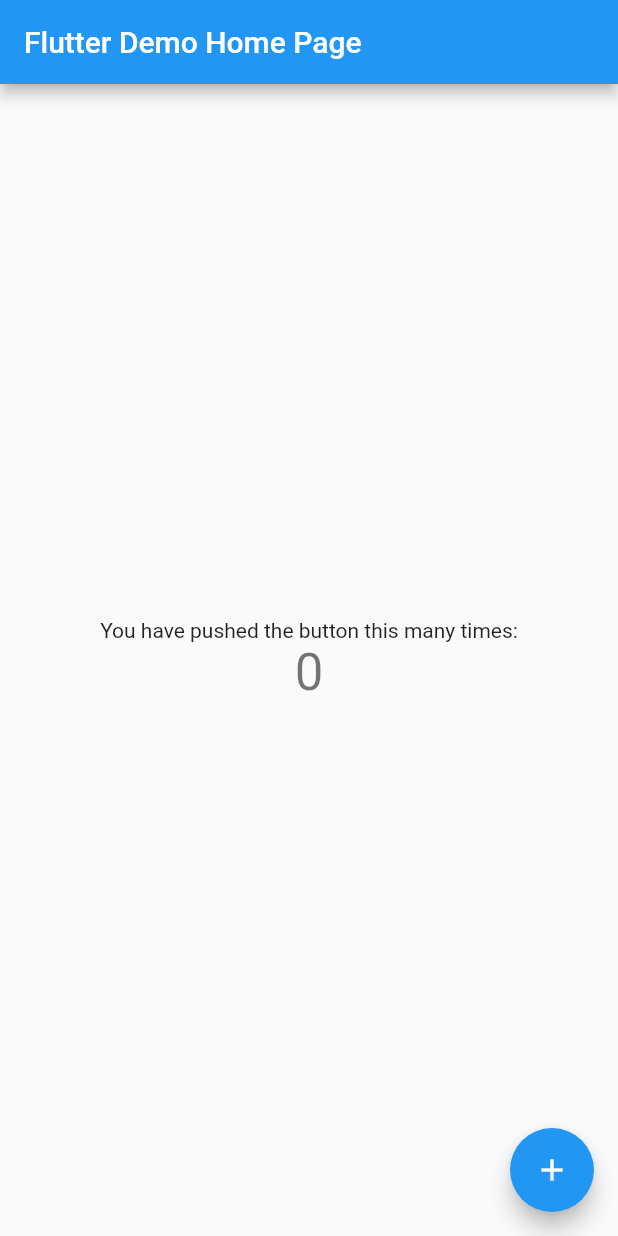
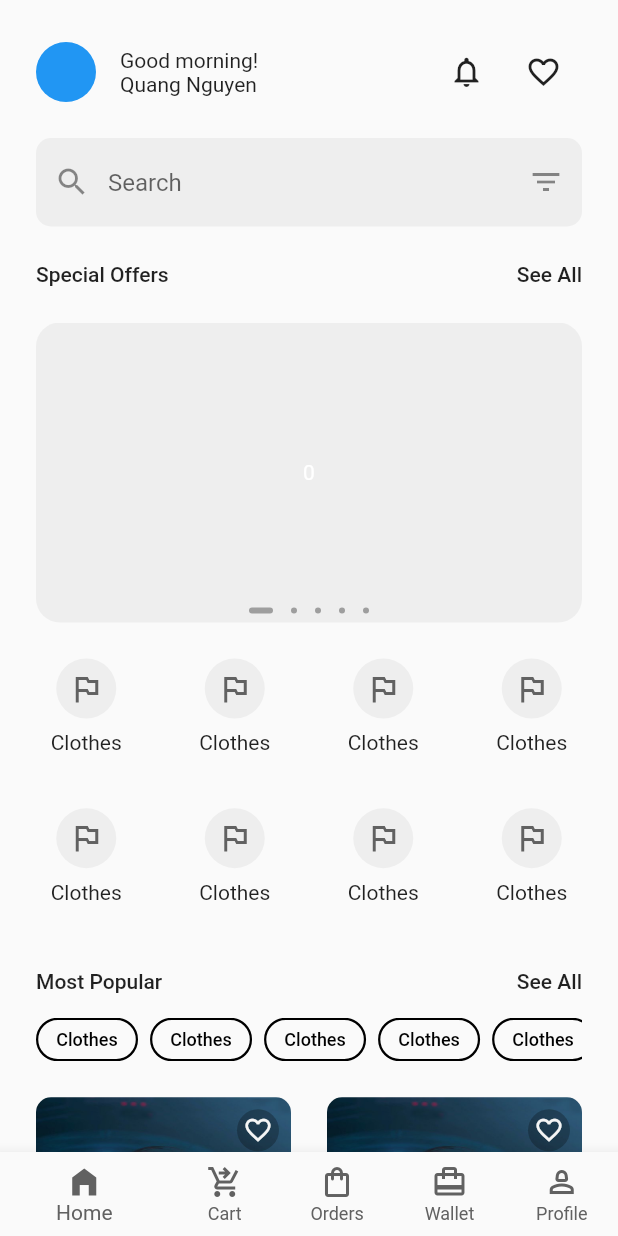
Before and after one commit to quangnm91/eco_app, a Flutter app: the screen it shows after launch, on a phone screen of 412 x 824 dp. Run offline on Flutter 3.47's test engine with Material 2 defaults, Android fonts, the phone set to English and light mode, and no system bars; drawn by our look-alikes of carousel_slider, dots_indicator; our stand-ins replace equatable, flutter_bloc, get_it.

Commit message:
create home screen

```diff
--- /dev/null
+++ b/lib/core/errors/exceptions.dart
@@ -0,0 +1,15 @@
+class RemoteException implements Exception {
+  String errorCode;
+  String errorMessage;
+  int httpStatus;
+
+  RemoteException(
+      {required this.errorCode,
+      required this.errorMessage,
+      required this.httpStatus});
+}
+
+const socketException = "SOCKET_EXCEPTION";
+const timeoutExpcetion = "TIMEOUT_EXCEPTION";
+const unknownException = "UNKNOWN_EXCEPTION";
+const internalServerError = "INTERNAL_SERVER_ERROR";
--- /dev/null
+++ b/lib/core/errors/failures.dart
@@ -0,0 +1,6 @@
+abstract class Failure {
+  String message;
+  String title;
+
+  Failure({required this.message, required this.title});
+}
--- /dev/null
+++ b/lib/core/utils/prefs_helper.dart
@@ -0,0 +1,2 @@
+class UtilPreferences {
+}
--- a/lib/injector.dart
+++ b/lib/injector.dart
@@ -0,0 +1,9 @@
+import 'package:get_it/get_it.dart';
+
+// enum InjectorState { NotInit, WasInit }
+
+GetIt getIt = GetIt.instance;
+
+var injector = GetIt.asNewInstance();
+
+initInjector() {}
--- a/lib/main.dart
+++ b/lib/main.dart
@@ -1,3 +1,4 @@
+import 'package:eco_app/presentation/scenes/home/home_page.dart';
 import 'package:flutter/material.dart';
 
 void main() {
@@ -13,103 +14,9 @@
     return MaterialApp(
       title: 'Flutter Demo',
       theme: ThemeData(
-        // This is the theme of your application.
-        //
-        // Try running your application with "flutter run". You'll see the
-        // application has a blue toolbar. Then, without quitting the app, try
-        // changing the primarySwatch below to Colors.green and then invoke
-        // "hot reload" (press "r" in the console where you ran "flutter run",
-        // or simply save your changes to "hot reload" in a Flutter IDE).
-        // Notice that the counter didn't reset back to zero; the application
-        // is not restarted.
-        primarySwatch: Colors.blue,
+        primarySwatch: Colors.grey,
       ),
-      home: const MyHomePage(title: 'Flutter Demo Home Page'),
+      home: const HomeScreen(),
     );
   }
 }
-
-class MyHomePage extends StatefulWidget {
-  const MyHomePage({super.key, required this.title});
-
-  // This widget is the home page of your application. It is stateful, meaning
-  // that it has a State object (defined below) that contains fields that affect
-  // how it looks.
-
-  // This class is the configuration for the state. It holds the values (in this
-  // case the title) provided by the parent (in this case the App widget) and
-  // used by the build method of the State. Fields in a Widget subclass are
-  // always marked "final".
-
-  final String title;
-
-  @override
-  State<MyHomePage> createState() => _MyHomePageState();
-}
-
-class _MyHomePageState extends State<MyHomePage> {
-  int _counter = 0;
-
-  void _incrementCounter() {
-    setState(() {
-      // This call to setState tells the Flutter framework that something has
-      // changed in this State, which causes it to rerun the build method below
-      // so that the display can reflect the updated values. If we changed
-      // _counter without calling setState(), then the build method would not be
-      // called again, and so nothing would appear to happen.
-      _counter++;
-    });
-  }
-
-  @override
-  Widget build(BuildContext context) {
-    // This method is rerun every time setState is called, for instance as done
-    // by the _incrementCounter method above.
-    //
-    // The Flutter framework has been optimized to make rerunning build methods
-    // fast, so that you can just rebuild anything that needs updating rather
-    // than having to individually change instances of widgets.
-    return Scaffold(
-      appBar: AppBar(
-        // Here we take the value from the MyHomePage object that was created by
-        // the App.build method, and use it to set our appbar title.
-        title: Text(widget.title),
-      ),
-      body: Center(
-        // Center is a layout widget. It takes a single child and positions it
-        // in the middle of the parent.
-        child: Column(
-          // Column is also a layout widget. It takes a list of children and
-          // arranges them vertically. By default, it sizes itself to fit its
-          // children horizontally, and tries to be as tall as its parent.
-          //
-          // Invoke "debug painting" (press "p" in the console, choose the
-          // "Toggle Debug Paint" action from the Flutter Inspector in Android
-          // Studio, or the "Toggle Debug Paint" command in Visual Studio Code)
-          // to see the wireframe for each widget.
-          //
-          // Column has various properties to control how it sizes itself and
-          // how it positions its children. Here we use mainAxisAlignment to
-          // center the children vertically; the main axis here is the vertical
-          // axis because Columns are vertical (the cross axis would be
-          // horizontal).
-          mainAxisAlignment: MainAxisAlignment.center,
-          children: <Widget>[
-            const Text(
-              'You have pushed the button this many times:',
-            ),
-            Text(
-              '$_counter',
-              style: Theme.of(context).textTheme.headline4,
-            ),
-          ],
-        ),
-      ),
-      floatingActionButton: FloatingActionButton(
-        onPressed: _incrementCounter,
-        tooltip: 'Increment',
-        child: const Icon(Icons.add),
-      ), // This trailing comma makes auto-formatting nicer for build methods.
-    );
-  }
-}
--- /dev/null
+++ b/lib/presentation/base/bottom_navigation_bar_component.dart
@@ -0,0 +1,56 @@
+import 'package:flutter/material.dart';
+
+class BottomNavigationBarComponent extends StatefulWidget {
+  const BottomNavigationBarComponent({super.key});
+
+  @override
+  State<BottomNavigationBarComponent> createState() =>
+      _BottomNavigationBarComponentState();
+}
+
+class _BottomNavigationBarComponentState
+    extends State<BottomNavigationBarComponent> {
+  int _index = 0;
+  @override
+  Widget build(BuildContext context) {
+    return BottomNavigationBar(
+      onTap: (index) {
+        setState(() {
+          _index = index;
+        });
+      },
+      unselectedItemColor: Colors.grey.shade700,
+      showUnselectedLabels: true,
+      selectedItemColor: Colors.grey.shade700,
+      unselectedFontSize: 12,
+      currentIndex: _index,
+      items: const [
+        BottomNavigationBarItem(
+          icon: Icon(Icons.home_outlined),
+          activeIcon: Icon(Icons.home_filled),
+          label: 'Home',
+        ),
+        BottomNavigationBarItem(
+          icon: Icon(Icons.shopping_cart_checkout_outlined),
+          activeIcon: Icon(Icons.shopping_cart),
+          label: 'Cart',
+        ),
+        BottomNavigationBarItem(
+          icon: Icon(Icons.shopping_bag_outlined),
+          activeIcon: Icon(Icons.shopping_bag),
+          label: 'Orders',
+        ),
+        BottomNavigationBarItem(
+          icon: Icon(Icons.wallet_travel_outlined),
+          activeIcon: Icon(Icons.wallet),
+          label: 'Wallet',
+        ),
+        BottomNavigationBarItem(
+          icon: Icon(Icons.person_2_outlined),
+          activeIcon: Icon(Icons.person_2),
+          label: 'Profile',
+        ),
+      ],
+    );
+  }
+}
--- /dev/null
+++ b/lib/presentation/base/carousel_slider_component.dart
@@ -0,0 +1,62 @@
+import 'package:flutter/material.dart';
+import 'package:carousel_slider/carousel_slider.dart';
+import 'package:dots_indicator/dots_indicator.dart';
+
+class CarouselSliderComponent extends StatefulWidget {
+  const CarouselSliderComponent({required this.height, super.key});
+  final double height;
+
+  @override
+  State<CarouselSliderComponent> createState() =>
+      _CarouselSliderComponentState();
+}
+
+class _CarouselSliderComponentState extends State<CarouselSliderComponent> {
+  int _index = 0;
+  @override
+  Widget build(BuildContext context) {
+    return Stack(
+      alignment: AlignmentDirectional.bottomCenter,
+      children: [
+        CarouselSlider.builder(
+          options: CarouselOptions(
+            height: widget.height,
+            viewportFraction: 1,
+            autoPlayAnimationDuration: const Duration(milliseconds: 1000),
+            autoPlayCurve: Curves.fastOutSlowIn,
+            onPageChanged: (index, reason) {
+              setState(() {
+                _index = index;
+              });
+            },
+          ),
+          itemCount: 5,
+          itemBuilder: (context, index, realIndex) {
+            return Container(
+              decoration: BoxDecoration(
+                borderRadius: BorderRadius.circular(16),
+                color: Colors.grey.shade200,
+              ),
+              alignment: Alignment.center,
+              child: Text(
+                '$index',
+                style: const TextStyle(fontSize: 14, color: Colors.white),
+              ),
+            );
+          },
+        ),
+        Positioned(
+            child: DotsIndicator(
+          dotsCount: 5,
+          position: _index.toDouble(),
+          decorator: DotsDecorator(
+            size: const Size.square(4.0),
+            activeSize: const Size(16.0, 4.0),
+            activeShape: RoundedRectangleBorder(
+                borderRadius: BorderRadius.circular(8.0)),
+          ),
+        ))
+      ],
+    );
+  }
+}
--- /dev/null
+++ b/lib/presentation/base/favorite_icon.dart
@@ -0,0 +1,28 @@
+import 'package:flutter/material.dart';
+
+class FavoriteIconComponent extends StatefulWidget {
+  const FavoriteIconComponent({super.key});
+
+  @override
+  State<FavoriteIconComponent> createState() => _FavoriteIconComponentState();
+}
+
+class _FavoriteIconComponentState extends State<FavoriteIconComponent> {
+  bool _isFavorite = false;
+  @override
+  Widget build(BuildContext context) {
+    return InkWell(
+      onTap: () {
+        setState(() {
+          _isFavorite = !_isFavorite;
+        });
+      },
+      child: CircleAvatar(
+        backgroundColor: Colors.black26,
+        radius: 14,
+        child: Icon(_isFavorite ? Icons.favorite : Icons.favorite_outline,
+            size: 20),
+      ),
+    );
+  }
+}
--- /dev/null
+++ b/lib/presentation/base/product_cart.dart
@@ -0,0 +1,71 @@
+import 'package:flutter/material.dart';
+
+import 'favorite_icon.dart';
+
+class ProductCard extends StatelessWidget {
+  const ProductCard({super.key});
+
+  @override
+  Widget build(BuildContext context) {
+    return Stack(
+      alignment: Alignment.topRight,
+      children: [
+        Column(
+          crossAxisAlignment: CrossAxisAlignment.stretch,
+          children: [
+            Expanded(
+              child: ClipRRect(
+                borderRadius: BorderRadius.circular(10.0), //add border radius
+                child: const Image(
+                  image: AssetImage('assets/images/ic_minion.jpeg'),
+                  fit: BoxFit.fill,
+                ),
+              ),
+            ),
+            const SizedBox(height: 4),
+            Text(
+              'Snake Leather Bag',
+              style: Theme.of(context).textTheme.labelLarge,
+            ),
+            const SizedBox(height: 4),
+            Row(
+              children: [
+                const Icon(Icons.star_half_outlined, size: 18),
+                const SizedBox(width: 8),
+                const Text('4.5',
+                    style:
+                        TextStyle(fontSize: 14, fontWeight: FontWeight.w300)),
+                const SizedBox(width: 8),
+                const Text('|', style: TextStyle(fontSize: 14)),
+                const SizedBox(width: 8),
+                Container(
+                  decoration: BoxDecoration(
+                      color: Colors.grey.shade400,
+                      borderRadius:
+                          const BorderRadius.all(Radius.circular(4.0))),
+                  child: const Padding(
+                    padding: EdgeInsets.symmetric(horizontal: 8, vertical: 4),
+                    child: Text(
+                      "1,620 sold",
+                      style:
+                          TextStyle(fontSize: 10, fontWeight: FontWeight.w500),
+                      textAlign: TextAlign.center,
+                    ),
+                  ),
+                ),
+              ],
+            ),
+            const SizedBox(height: 4),
+            const Text('\$445',
+                style: TextStyle(fontSize: 18, fontWeight: FontWeight.w500)),
+          ],
+        ),
+        const Positioned(
+          top: 8,
+          right: 8,
+          child: FavoriteIconComponent(),
+        ),
+      ],
+    );
+  }
+}
--- /dev/null
+++ b/lib/presentation/scenes/home/home_bloc.dart
@@ -0,0 +1,21 @@
+import 'package:eco_app/presentation/scenes/home/home_event.dart';
+import 'package:eco_app/presentation/scenes/home/home_state.dart';
+import 'package:flutter_bloc/flutter_bloc.dart';
+
+class HomeBloc extends Bloc<HomeEvent, HomeState> {
+  HomeBloc() : super(const HomeState.initial()) {
+    on<ChangeSliderPage>(onChangedSliderPage);
+  }
+
+  void onChangedSliderPage(
+      ChangeSliderPage event, Emitter<HomeState> emitter) async {
+    //     emitter()
+    //      emitter(const OrderLoadingState());
+    //        if (_demoOrders.length >= 0) {
+    //   emitter(OrderSuccessFetchDataState(orders: _demoOrders));
+    // } else {
+    //   emitter(const OrderErrorFetchDataState(
+    //       errorMessage: "Something went wrong please try again!"));
+    // }
+  }
+}
--- /dev/null
+++ b/lib/presentation/scenes/home/home_event.dart
@@ -0,0 +1,17 @@
+import 'package:equatable/equatable.dart';
+
+abstract class HomeEvent extends Equatable {
+  const HomeEvent();
+
+  @override
+  List<Object?> get props => [];
+}
+
+class InitialEvent extends HomeEvent {
+  const InitialEvent();
+}
+
+class ChangeSliderPage extends HomeEvent {
+  final int newPageIndex;
+  const ChangeSliderPage({required this.newPageIndex});
+}
--- /dev/null
+++ b/lib/presentation/scenes/home/home_page.dart
@@ -0,0 +1,170 @@
+import 'package:eco_app/presentation/scenes/home/home_bloc.dart';
+import 'package:eco_app/presentation/scenes/home/home_event.dart';
+import 'package:flutter/material.dart';
+import 'package:flutter_bloc/flutter_bloc.dart';
+
+import '../../base/bottom_navigation_bar_component.dart';
+import '../../base/carousel_slider_component.dart';
+import '../../base/product_cart.dart';
+
+class HomeScreen extends StatelessWidget {
+  const HomeScreen({super.key});
+  @override
+  Widget build(BuildContext context) {
+    final bloc = HomeBloc();
+    return BlocProvider(
+      create: (context) => bloc..add(const InitialEvent()),
+      child: Scaffold(
+        body: Padding(
+          padding: const EdgeInsets.only(top: 28, left: 24, right: 24),
+          child: ListView(
+            children: [
+              Row(
+                children: [
+                  const CircleAvatar(
+                    backgroundColor: Colors.blue,
+                  ),
+                  const SizedBox(
+                    width: 16,
+                  ),
+                  Expanded(
+                    flex: 4,
+                    child: Column(
+                      crossAxisAlignment: CrossAxisAlignment.start,
+                      children: const [
+                        Text('Good morning!'),
+                        Text('Quang Nguyen'),
+                      ],
+                    ),
+                  ),
+                  const Expanded(
+                      flex: 1, child: Icon(Icons.notifications_none_outlined)),
+                  const Expanded(
+                      flex: 1, child: Icon(Icons.favorite_border_outlined))
+                ],
+              ),
+              const SizedBox(height: 24),
+              TextFormField(
+                decoration: InputDecoration(
+                  border: OutlineInputBorder(
+                      borderSide: BorderSide.none,
+                      borderRadius: BorderRadius.circular(10)),
+                  hintText: 'Search',
+                  prefixIcon: const Icon(Icons.search_outlined),
+                  suffixIcon: const Icon(Icons.filter_list_outlined),
+                  filled: true,
+                  fillColor: Colors.grey.shade200,
+                  // focusColor: Colors.grey.shade100,
+                ),
+              ),
+              const SizedBox(height: 24),
+              Row(
+                mainAxisAlignment: MainAxisAlignment.spaceBetween,
+                children: [
+                  Text('Special Offers',
+                      style: Theme.of(context).textTheme.labelLarge),
+                  Text('See All', style: Theme.of(context).textTheme.labelLarge)
+                ],
+              ),
+              const SizedBox(height: 24),
+              const CarouselSliderComponent(height: 200),
+              const SizedBox(height: 24),
+              GridView.builder(
+                gridDelegate: const SliverGridDelegateWithFixedCrossAxisCount(
+                  crossAxisCount: 4,
+                  mainAxisSpacing: 16,
+                  crossAxisSpacing: 32,
+                  childAspectRatio: 0.8,
+                ),
+                physics:
+                    const NeverScrollableScrollPhysics(), // to disable GridView's scrolling
+                shrinkWrap: true, // You won't see infi
+                itemCount: 8,
+                itemBuilder: (BuildContext ctx, index) {
+                  return _categoryCard(ctx);
+                },
+              ),
+              const SizedBox(height: 24),
+              Row(
+                mainAxisAlignment: MainAxisAlignment.spaceBetween,
+                children: [
+                  Text('Most Popular',
+                      style: Theme.of(context).textTheme.labelLarge),
+                  Text('See All', style: Theme.of(context).textTheme.labelLarge)
+                ],
+              ),
+              const SizedBox(height: 16),
+              SingleChildScrollView(
+                scrollDirection: Axis.horizontal,
+                child: Row(children: [
+                  _categoryChip(context),
+                  _categoryChip(context),
+                  _categoryChip(context),
+                  _categoryChip(context),
+                  _categoryChip(context),
+                ]),
+              ),
+              const SizedBox(height: 24),
+              GridView.builder(
+                gridDelegate: const SliverGridDelegateWithFixedCrossAxisCount(
+                    crossAxisCount: 2,
+                    childAspectRatio: 0.6,
+                    crossAxisSpacing: 24,
+                    mainAxisSpacing: 24),
+                physics:
+                    const NeverScrollableScrollPhysics(), // to disable GridView's scrolling
+                shrinkWrap: true, // You won't see infinite size error
+                itemCount: 5,
+                itemBuilder: (BuildContext ctx, index) {
+                  return const ProductCard();
+                },
+              ),
+              const SizedBox(height: 16),
+            ],
+          ),
+        ),
+        bottomNavigationBar: const BottomNavigationBarComponent(),
+      ),
+    );
+  }
+
+  // grey scale 50
+  // grey scale 700 and 900
+  // drop shadow
+  _categoryCard(BuildContext ctx) {
+    return Expanded(
+      child: Column(
+        children: [
+          CircleAvatar(
+            backgroundColor: Colors.grey.shade200,
+            child: const Icon(Icons.outlined_flag_outlined),
+          ),
+          const Padding(
+            padding: EdgeInsets.only(top: 8),
+            child: Text('Clothes'),
+          ),
+        ],
+      ),
+    );
+  }
+
+  _categoryChip(BuildContext ctx) {
+    return InkWell(
+      borderRadius: BorderRadius.circular(16),
+      onTap: () {},
+      child: Container(
+        margin: const EdgeInsets.only(right: 8),
+        padding: const EdgeInsets.symmetric(vertical: 6, horizontal: 12),
+        decoration: BoxDecoration(
+          borderRadius: BorderRadius.circular(16),
+          border: Border.all(color: Colors.black, width: 1.5),
+        ),
+        child: Text("Clothes",
+            style: Theme.of(ctx)
+                .textTheme
+                .labelMedium!
+                .copyWith(fontWeight: FontWeight.w500)),
+      ),
+    );
+  }
+}
--- /dev/null
+++ b/lib/presentation/scenes/home/home_state.dart
@@ -0,0 +1,18 @@
+import 'package:equatable/equatable.dart';
+
+enum HomeStatus { initial, loading, error, done, success }
+
+class HomeState extends Equatable {
+  final HomeStatus status;
+  const HomeState.construct({this.status = HomeStatus.initial});
+
+  const HomeState.initial() : this.construct();
+
+  HomeState copyWith({
+    HomeStatus? status,
+  }) =>
+      HomeState.construct(status: status ?? this.status);
+
+  @override
+  List<Object?> get props => [status];
+}
```
Also changed, not shown: pubspec.yaml (+8 -2 lines), assets/images/ic_minion.jpeg (added), lib/core/utils/datetime_utils.dart (added), pubspec.lock.
